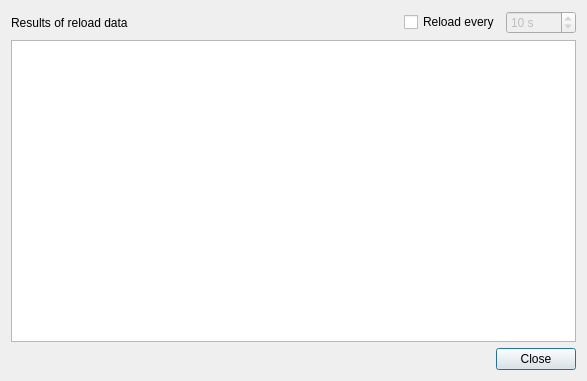
The window that dialogs/reloaddata.ui (veusz/veusz) describes before a commit, drawn with Qt 5.
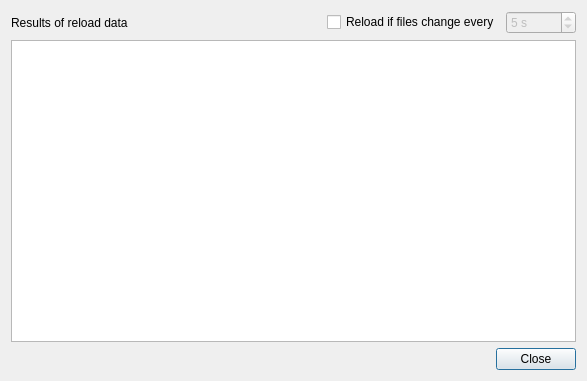
The same window after the commit.

Diff of the .ui file:
```diff
--- a/dialogs/reloaddata.ui
+++ b/dialogs/reloaddata.ui
@@ -39,7 +39,7 @@
      <item>
       <widget class="QCheckBox" name="intervalCheck">
        <property name="text">
-        <string>Reload every</string>
+        <string>Reload if files change every</string>
        </property>
       </widget>
      </item>
@@ -58,7 +58,7 @@
         <number>99999</number>
        </property>
        <property name="value">
-        <number>10</number>
+        <number>5</number>
        </property>
       </widget>
      </item>
```
